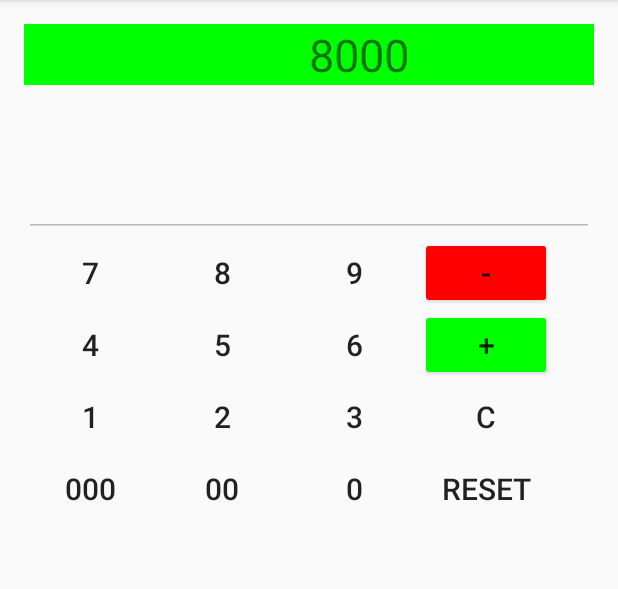
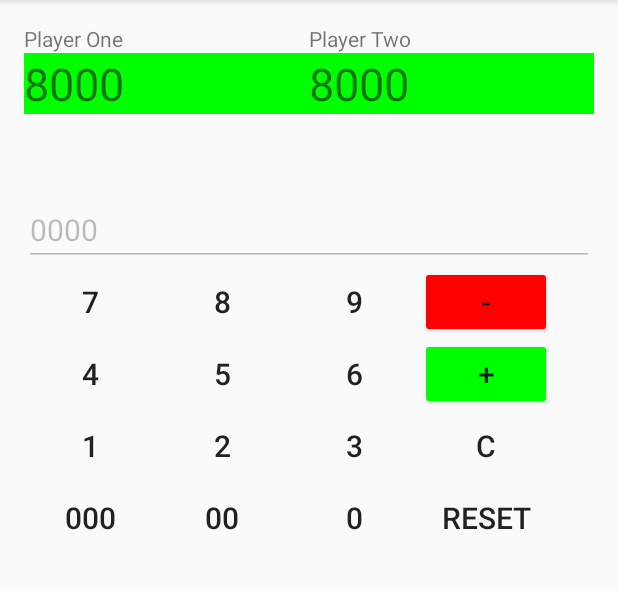
Before and after one commit to milktea02/MyFirstApp, an Android app: the screen it shows after launch (MainActivity), after a tap on an icon or button, on a phone screen of 412 x 824 dp, the part 84-673 px from its top. Run offline under Robolectric (Android 15) with nearby library versions, the phone set to English and light mode, and no system bars; our stand-ins replace data binding; 3 other taps on this screen came first.

Commit message:
ayye I can add pts to respective players

```diff
--- a/app/src/main/java/com/example/jolene/myfirstapp/MainActivity.java
+++ b/app/src/main/java/com/example/jolene/myfirstapp/MainActivity.java
@@ -17,8 +17,11 @@ public class MainActivity extends AppCompatActivity {
 
     private ActivityMainBinding binding;
 
-    private double valueOne = Double.NaN;
-    private double valueTwo;
+    private int valueOne = 0;
+    private int valueTwo;
+
+    private int playerTwoPoints;
+    private int playerOnepoints;
 
     private static final char ADDITION = '+';
     private static final char SUBSTRACTION = '-';
@@ -37,6 +40,9 @@ public class MainActivity extends AppCompatActivity {
         super.onCreate(savedInstanceState);
         decimalFormat = new DecimalFormat("#.##########");
         binding = DataBindingUtil.setContentView(this, R.layout.activity_main);
+        playerOnepoints = Integer.parseInt(binding.playerOnePoints.getText().toString());
+        playerTwoPoints = Integer.parseInt(binding.playerTwoPoints.getText().toString());
+
 
 
 
@@ -45,9 +51,9 @@ public class MainActivity extends AppCompatActivity {
         binding.buttonAdd.setOnClickListener(new View.OnClickListener(){
             @Override
             public void onClick(View view) {
+                CURRENT_ACTION = ADDITION;
                 computeCalculation();
-                CURRENT_ACTION = ADDITION;
-                binding.playerOnePoints.setText(decimalFormat.format(valueOne) + "+");
+                //binding.playerOnePoints.setText(decimalFormat.format(valueOne) + "+");
                 binding.editText.setText(null);
             }
         });
@@ -55,9 +61,9 @@ public class MainActivity extends AppCompatActivity {
         binding.buttonSubtract.setOnClickListener(new View.OnClickListener(){
             @Override
             public void onClick(View view) {
+                CURRENT_ACTION = SUBSTRACTION;
                 computeCalculation();
-                CURRENT_ACTION = SUBSTRACTION;
-                binding.playerOnePoints.setText(decimalFormat.format(valueOne) + "-");
+                //binding.playerOnePoints.setText(decimalFormat.format(valueOne) + "-");
                 binding.editText.setText(null);
             }
         });
@@ -112,6 +118,20 @@ public class MainActivity extends AppCompatActivity {
             @Override
             public void onClick(View view) {
                 binding.editText.setText(binding.editText.getText() + "0");
+            }
+        });
+
+        binding.buttonDoubleZero.setOnClickListener(new View.OnClickListener(){
+            @Override
+            public void onClick(View view) {
+                binding.editText.setText(binding.editText.getText() + "00");
+            }
+        });
+
+        binding.buttonTripleZero.setOnClickListener(new View.OnClickListener(){
+            @Override
+            public void onClick(View view) {
+                binding.editText.setText(binding.editText.getText() + "000");
             }
         });
 
@@ -179,9 +199,9 @@ public class MainActivity extends AppCompatActivity {
         });
 
         /**
-         * Clears screen one char at a time
+         * Clears editText one char at a time
          *
-         * If there is only 1 char then it resets everything
+         * If there is only 1 char then it resets everything in editText
          */
         binding.buttonClear.setOnClickListener(new View.OnClickListener(){
             @Override
@@ -190,30 +210,57 @@ public class MainActivity extends AppCompatActivity {
                     CharSequence currentText = binding.editText.getText();
                     binding.editText.setText(currentText.subSequence(0, currentText.length()-1));
                 } else {
-                    valueOne = Double.NaN;
-                    valueTwo = Double.NaN;
+                    valueOne = 0;
+                    valueTwo = 0;
                     binding.editText.setText("");
-                    binding.playerOnePoints.setText("");
+                    //binding.playerOnePoints.setText("");
                 }
+            }
+        });
+
+        binding.buttonReset.setOnClickListener(new View.OnClickListener(){
+            @Override
+            public void onClick(View view) {
+                binding.editText.setText("");
+                binding.playerOnePoints.setText("8000");
+                binding.playerTwoPoints.setText("8000");
+                playerOnepoints = 8000;
+                playerTwoPoints = 8000;
+                valueOne = 0;
+                valueTwo = 0;
             }
         });
     }
 
     private void computeCalculation() {
         if(!Double.isNaN(valueOne)) {
-            valueTwo = Double.parseDouble(binding.editText.getText().toString());
+            valueTwo = Integer.parseInt(binding.editText.getText().toString());
             binding.editText.setText(null);
 
-            if(CURRENT_ACTION == ADDITION)
-                valueOne = this.valueOne + valueTwo;
-            else if(CURRENT_ACTION == SUBSTRACTION)
-                valueOne = this.valueOne - valueTwo;
-        } else {
-            try {
-                valueOne = Double.parseDouble(binding.editText.getText().toString());
-            } catch (Exception e) {
+            if (CURRENT_ACTION == ADDITION) {
+                if (CURRENT_PLAYER == 1) {
+                    playerOnepoints += valueTwo;
+                    binding.playerOnePoints.setText(Integer.toString(playerOnepoints));
+                } else {
+                    playerTwoPoints += valueTwo;
+                    binding.playerTwoPoints.setText(Integer.toString(playerTwoPoints));
+                }
+            } else if (CURRENT_ACTION == SUBSTRACTION) {
+                if (CURRENT_PLAYER == 1) {
+                    playerOnepoints -= valueTwo;
+                    binding.playerOnePoints.setText(Integer.toString(playerOnepoints));
+                } else {
+                    playerTwoPoints -= valueTwo;
+                    binding.playerTwoPoints.setText(Integer.toString(playerTwoPoints));
+                }
+            } else {
+                try {
+                    valueOne = Integer.parseInt(binding.editText.getText().toString());
+                } catch (Exception e) {
 
+                }
             }
+
         }
     }
 
--- a/app/src/main/res/layout/activity_main.xml
+++ b/app/src/main/res/layout/activity_main.xml
@@ -23,10 +23,17 @@
         <!-- LP for P1 and P2 -->
 
         <TextView
+            android:id="@+id/playerOneLabel"
+            android:layout_width="match_parent"
+            android:layout_height="wrap_content"
+            android:layout_toLeftOf="@id/centerShim"
+            android:text="Player One"/>
+        <TextView
             android:id="@+id/playerOnePoints"
             android:layout_width="match_parent"
             android:layout_height="wrap_content"
             android:layout_marginBottom="30dp"
+            android:layout_below="@id/playerOneLabel"
             android:layout_toLeftOf="@+id/centerShim"
             android:text = "8000"
             android:textSize="30sp"
@@ -34,10 +41,17 @@
             android:background="@drawable/blackselector_p1"/>
 
         <TextView
+            android:id="@+id/playerTwoLabel"
+            android:layout_width="match_parent"
+            android:layout_height="wrap_content"
+            android:layout_toRightOf="@id/centerShim"
+            android:text="Player Two"/>
+        <TextView
             android:id="@+id/playerTwoPoints"
             android:layout_width="match_parent"
             android:layout_height="wrap_content"
             android:layout_marginBottom="30dp"
+            android:layout_below="@id/playerTwoLabel"
             android:layout_toRightOf="@id/centerShim"
             android:text = "8000"
             android:textSize="30sp"
```
